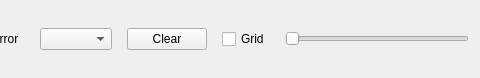
JulienChevron/Mandala, file ui/TopWidget.ui: the form before one commit; both pictures show x 345 to 825 and y 0 to 78 of the 825 by 78 pixel window.
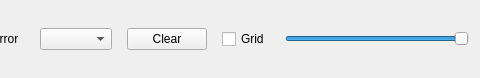
The form after the commit.

```diff
--- a/ui/TopWidget.ui
+++ b/ui/TopWidget.ui
@@ -70,6 +70,12 @@
             </item>
             <item>
                 <widget class="QSlider" name="grid_slider">
+     <property name="maximum">
+      <number>255</number>
+     </property>
+     <property name="value">
+      <number>255</number>
+     </property>
                     <property name="orientation">
                         <enum>Qt::Horizontal</enum>
                     </property>
```
Left out of the diff: 12 changed lines with no effect on the pictures. Lines whose indentation alone changed are shown as unchanged.
